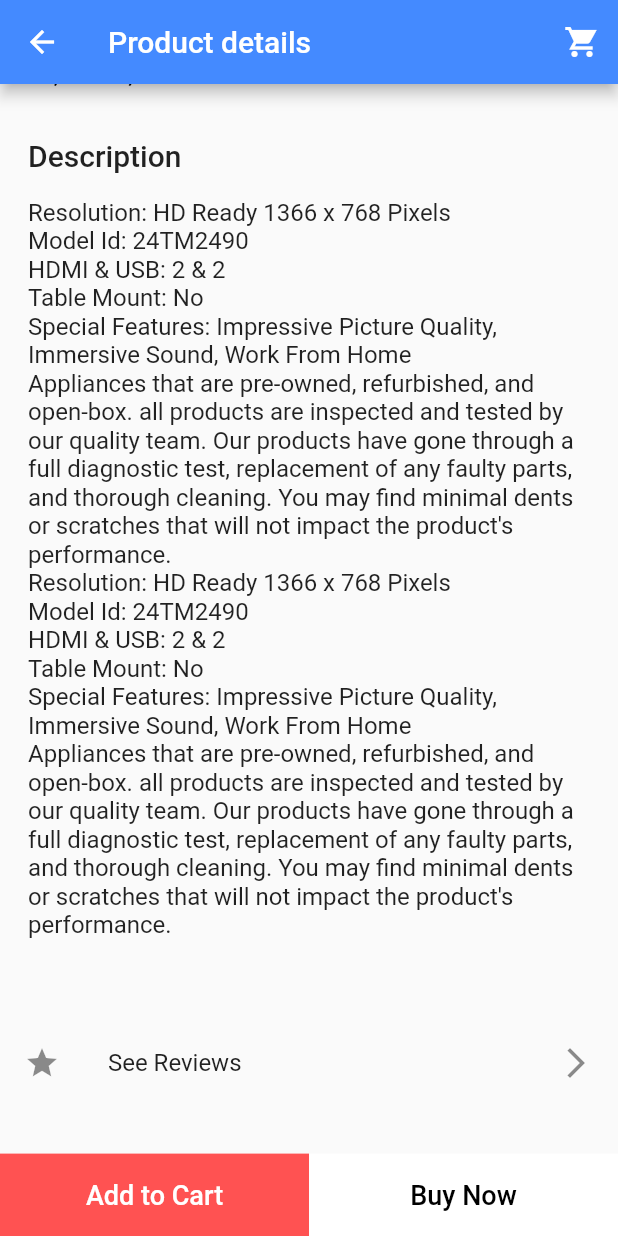
After one commit to AmmarHussien/ecommerce_app, a Flutter app: the ItemScreenDetails screen opened directly, scrolled down 362 dp, after a tap on "See Reviews", on a phone screen of 412 x 824 dp. The commit adds this screen. Run offline on Flutter 3.47's test engine with Material 2 defaults, Android fonts, the phone set to English and light mode, and no system bars; our stand-ins replace cloud_firestore, firebase_auth, firebase_core, fluttertoast, get, pin_code_fields; accounts and stored records are empty; network calls fail.

Commit message:
items ui

```diff
--- a/lib/authentication/login_screen/login_screen_controller.dart
+++ b/lib/authentication/login_screen/login_screen_controller.dart
@@ -17,12 +17,12 @@ class LoginScreenController extends GetxController {
   bool isLoading = false;
 
   void verifyPhoneNumber() async {
-    isLoading = true;
+    isLoading = false;
 
     update();
     try {
       await _auth.verifyPhoneNumber(
-        phoneNumber: '+2001146082989',
+        phoneNumber: '+201146082989',
         verificationCompleted: (PhoneAuthCredential credential) async {
           await _auth.signInWithCredential(credential);
           showAlert('Verifed');
@@ -47,7 +47,7 @@ class LoginScreenController extends GetxController {
     }
   }
 
-  void xsignInWithPhoneNumber() async {
+  void signInWithPhoneNumber() async {
     try {
       final AuthCredential credential = PhoneAuthProvider.credential(
         verificationId: verificationId,
--- /dev/null
+++ b/lib/items/items_details/item_details_screen.dart
@@ -0,0 +1,226 @@
+import 'package:ecommerce_app/cart/cart_screen.dart';
+import 'package:ecommerce_app/shared/const.dart';
+import 'package:flutter/material.dart';
+import 'package:get/get.dart';
+import 'package:get/route_manager.dart';
+
+class ItemScreenDetails extends StatelessWidget {
+  const ItemScreenDetails({super.key});
+
+  @override
+  Widget build(BuildContext context) {
+    final Size size = Get.size;
+    return Container(
+      color: Colors.blueAccent,
+      child: SafeArea(
+        child: Scaffold(
+          appBar: AppBar(
+            title: const Text('Product details'),
+            actions: [
+              IconButton(
+                onPressed: () {
+                  Get.to(
+                    () => const CartScreen(),
+                  );
+                },
+                icon: const Icon(
+                  Icons.shopping_cart_sharp,
+                ),
+              ),
+            ],
+            backgroundColor: Colors.blueAccent,
+          ),
+          body: SizedBox(
+            height: size.height,
+            width: size.width,
+            child: SingleChildScrollView(
+              child: Column(
+                children: [
+                  SizedBox(
+                    height: size.height / 3.5,
+                    width: size.width / 1.1,
+                    child: PageView.builder(
+                      itemCount: 3,
+                      //onPageChanged: controller.changeIndecator,
+                      itemBuilder: (context, index) {
+                        return Container(
+                          decoration: const BoxDecoration(
+                            image: DecorationImage(
+                              image: NetworkImage(
+                                image,
+                              ),
+                            ),
+                          ),
+                        );
+                      },
+                    ),
+                  ),
+                  SizedBox(
+                    height: size.height / 25,
+                    width: size.width,
+                    child: Row(
+                      mainAxisAlignment: MainAxisAlignment.center,
+                      children: [
+                        for (int i = 0; i < 3; i++) indecator(size, false),
+                      ],
+                    ),
+                  ),
+                  SizedBox(
+                    height: size.height / 25,
+                  ),
+                  SizedBox(
+                    width: size.width / 1.1,
+                    child: const Text(
+                      'LED TV',
+                      style: TextStyle(
+                        fontSize: 24,
+                        fontWeight: FontWeight.w500,
+                      ),
+                    ),
+                  ),
+                  SizedBox(
+                    height: size.height / 45,
+                  ),
+                  SizedBox(
+                    width: size.width / 1.1,
+                    child: RichText(
+                      text: const TextSpan(
+                        text: '48,000',
+                        style: TextStyle(
+                          fontSize: 15,
+                          color: Colors.black,
+                          fontWeight: FontWeight.w500,
+                          decoration: TextDecoration.lineThrough,
+                        ),
+                        children: [
+                          TextSpan(
+                            text: ' 40,000',
+                            style: TextStyle(
+                              fontSize: 15,
+                              color: Colors.black,
+                              fontWeight: FontWeight.w500,
+                              decoration: TextDecoration.none,
+                            ),
+                          ),
+                          TextSpan(
+                            text: "   40% off  ",
+                            style: TextStyle(
+                              fontSize: 15,
+                              color: Colors.green,
+                              decoration: TextDecoration.none,
+                            ),
+                          ),
+                        ],
+                      ),
+                    ),
+                  ),
+                  SizedBox(
+                    height: size.height / 25,
+                  ),
+                  SizedBox(
+                    width: size.width / 1.1,
+                    child: const Text(
+                      'Description',
+                      style: TextStyle(
+                        fontSize: 20,
+                        fontWeight: FontWeight.w500,
+                      ),
+                    ),
+                  ),
+                  SizedBox(
+                    height: size.height / 50,
+                  ),
+                  SizedBox(
+                    width: size.width / 1.1,
+                    child: const Text(
+                      description,
+                      style: TextStyle(
+                        fontSize: 16,
+                      ),
+                    ),
+                  ),
+                  SizedBox(
+                    height: size.height / 50,
+                  ),
+                  ListTile(
+                    onTap: () {},
+                    title: const Text('See Reviews'),
+                    trailing: const Icon(
+                      Icons.arrow_forward_ios,
+                    ),
+                    leading: const Icon(
+                      Icons.star,
+                    ),
+                  ),
+                  SizedBox(
+                    height: size.height / 25,
+                  ),
+                ],
+              ),
+            ),
+          ),
+          bottomNavigationBar: SizedBox(
+            height: size.height / 15,
+            width: size.width,
+            child: Row(
+              children: [
+                Expanded(
+                  child: customBottom(
+                    size,
+                    () {
+                      print('Add to Cart');
+                    },
+                    Colors.redAccent,
+                    'Add to Cart',
+                  ),
+                ),
+                Expanded(
+                  child: customBottom(
+                    size,
+                    () {
+                      print('Buy Now');
+                    },
+                    Colors.white,
+                    'Buy Now',
+                  ),
+                ),
+              ],
+            ),
+          ),
+        ),
+      ),
+    );
+  }
+
+  Widget customBottom(Size size, Function function, Color color, String title) {
+    return GestureDetector(
+      onTap: () => function(),
+      child: Container(
+        alignment: Alignment.center,
+        color: color,
+        child: Text(
+          title,
+          style: TextStyle(
+            fontSize: 18,
+            fontWeight: FontWeight.w500,
+            color: color == Colors.redAccent ? Colors.white : Colors.black,
+          ),
+        ),
+      ),
+    );
+  }
+
+  Widget indecator(Size size, bool isSelected) {
+    return Padding(
+      padding: const EdgeInsets.all(2.0),
+      child: Container(
+        height: isSelected ? size.height / 80 : size.height / 100,
+        width: isSelected ? size.height / 80 : size.height / 100,
+        decoration: const BoxDecoration(
+          shape: BoxShape.circle,
+          color: Colors.black,
+        ),
+      ),
+    );
+  }
+}
--- a/lib/shared/const.dart
+++ b/lib/shared/const.dart
@@ -8,6 +8,13 @@ HDMI & USB: 2 & 2
 Table Mount: No
 Special Features: Impressive Picture Quality, Immersive Sound, Work From Home
 Appliances that are pre-owned, refurbished, and open-box. all products are inspected and tested by our quality team. Our products have gone through a full diagnostic test, replacement of any faulty parts, and thorough cleaning. You may find minimal dents or scratches that will not impact the product's performance.
+Resolution: HD Ready 1366 x 768 Pixels
+Model Id: 24TM2490
+HDMI & USB: 2 & 2
+Table Mount: No
+Special Features: Impressive Picture Quality, Immersive Sound, Work From Home
+Appliances that are pre-owned, refurbished, and open-box. all products are inspected and tested by our quality team. Our products have gone through a full diagnostic test, replacement of any faulty parts, and thorough cleaning. You may find minimal dents or scratches that will not impact the product's performance.
+
 ''';
 
 // HomeScreen UI data -->
```
Also changed, not shown: lib/Home/home_screen_view.dart (+6 -1 lines), lib/cart/cart_screen.dart (added, +179 -0 lines), lib/items/item_controller_screen.dart (+90 -0 lines), lib/items/items_screen.dart (+21 -1 lines), 1 other file.
